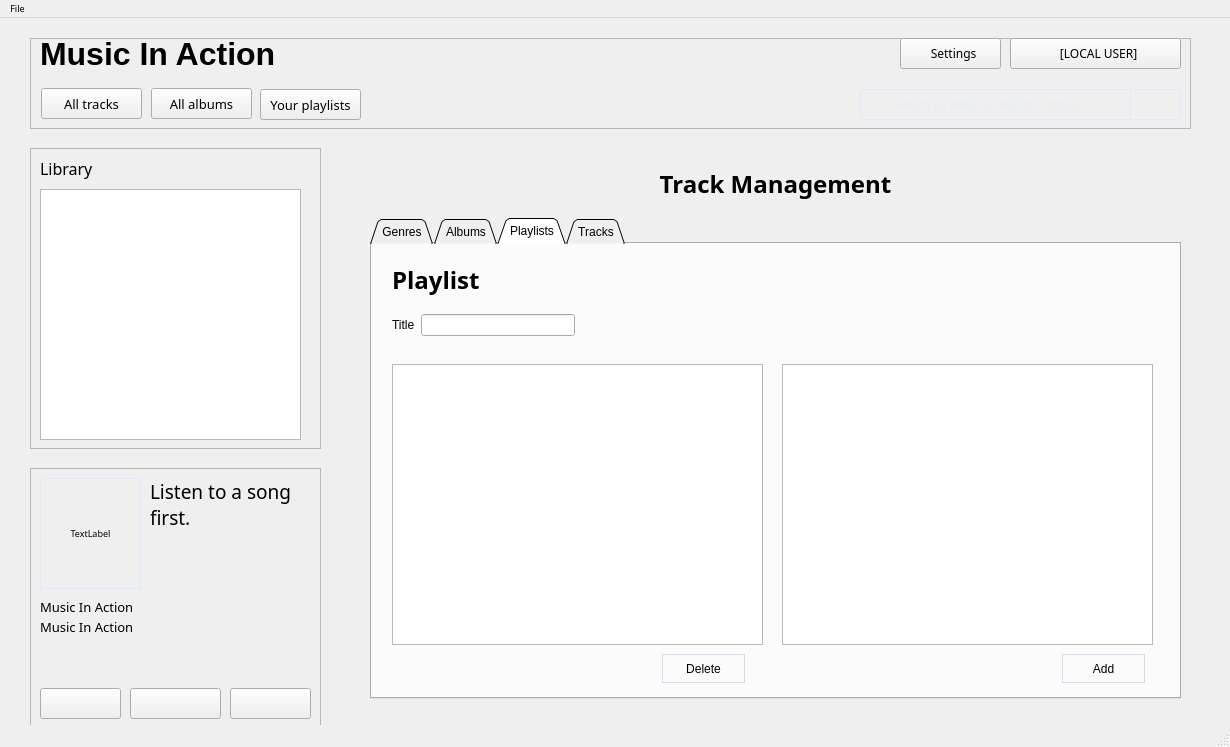
Above: mainwindow.ui from AlexDev404/GUIFinalProject before the change. Below: the same form after it.
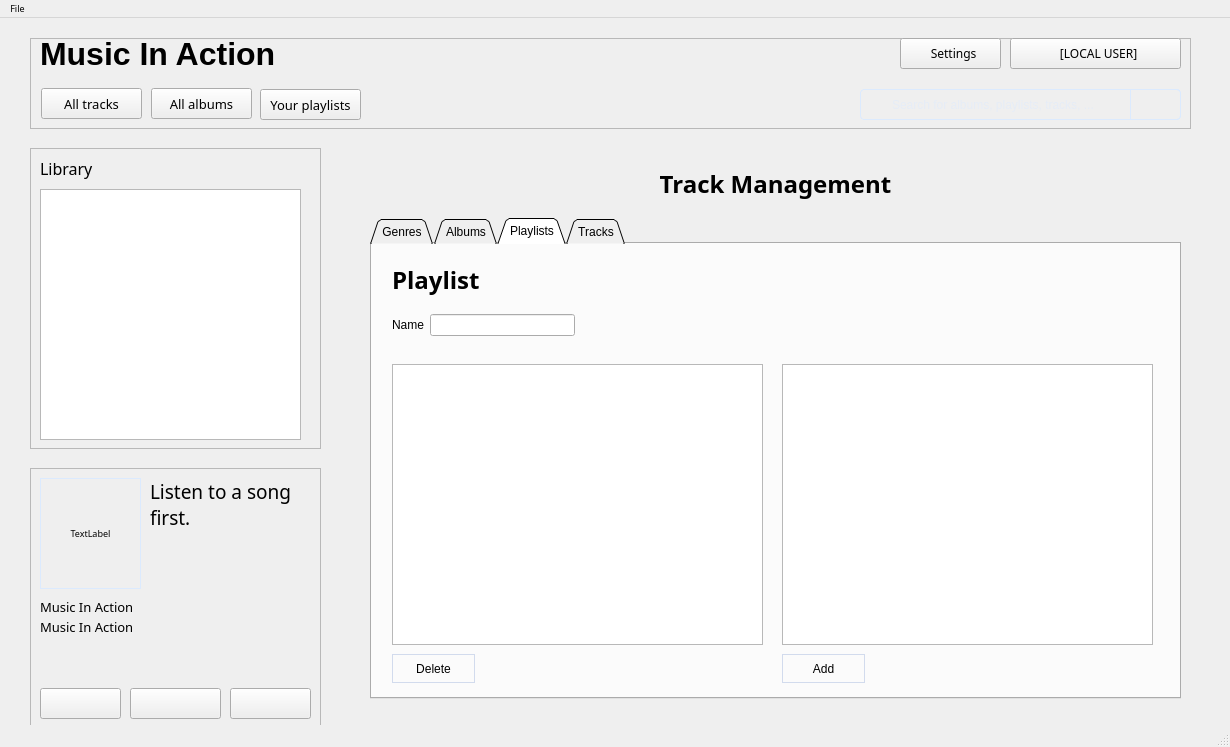
That is the form after the change. The open tabs and pages were chosen to show the change.

What changed in the file:
```diff
--- a/mainwindow.ui
+++ b/mainwindow.ui
@@ -368,7 +368,7 @@
          <item row="0" column="0">
           <widget class="QLabel" name="label_fp_24">
            <property name="text">
-            <string>Title</string>
+            <string>Name</string>
            </property>
           </widget>
          </item>
@@ -379,7 +379,7 @@
          <rect>
           <x>20</x>
           <y>10</y>
-          <width>781</width>
+          <width>91</width>
           <height>51</height>
          </rect>
         </property>
@@ -410,7 +410,7 @@
        <widget class="QPushButton" name="addplaylisttrack">
         <property name="geometry">
          <rect>
-          <x>690</x>
+          <x>410</x>
           <y>410</y>
           <width>83</width>
           <height>29</height>
@@ -433,7 +433,7 @@
        <widget class="QPushButton" name="deleteplaylisttrack">
         <property name="geometry">
          <rect>
-          <x>290</x>
+          <x>20</x>
           <y>410</y>
           <width>83</width>
           <height>29</height>
```
Left out of the diff: 4 changed lines with no effect on the pictures.
